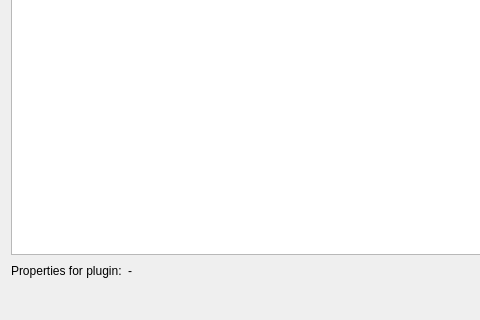
This is ui/pluginschooser.ui in gideros/gideros as Qt 5 draws it before an edit; both pictures show x 0 to 480 and y 150 to 470 of the 750 by 470 pixel window. The edited form follows.
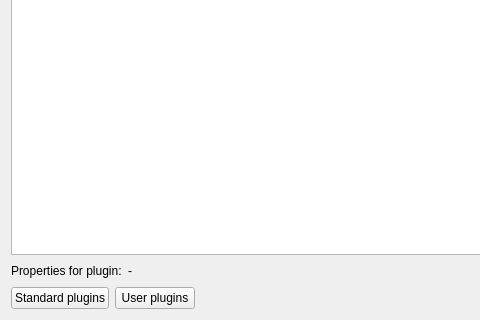
This is the edited form.

Commit message: [android] More insert points in template [export] Differentiate user plugins from standard plugins

What changed in the file:
```diff
--- a/ui/pluginschooser.ui
+++ b/ui/pluginschooser.ui
@@ -77,6 +77,20 @@
    </item>
    <item>
     <layout class="QHBoxLayout" name="horizontalLayout_2">
+     <item>
+      <widget class="QPushButton" name="standardPlugins">
+       <property name="text">
+        <string>Standard plugins</string>
+       </property>
+      </widget>
+     </item>
+     <item>
+      <widget class="QPushButton" name="userPlugins">
+       <property name="text">
+        <string>User plugins</string>
+       </property>
+      </widget>
+     </item>
      <item>
       <spacer name="horizontalSpacer">
        <property name="orientation">
```
The commit also changes 4 other files.
